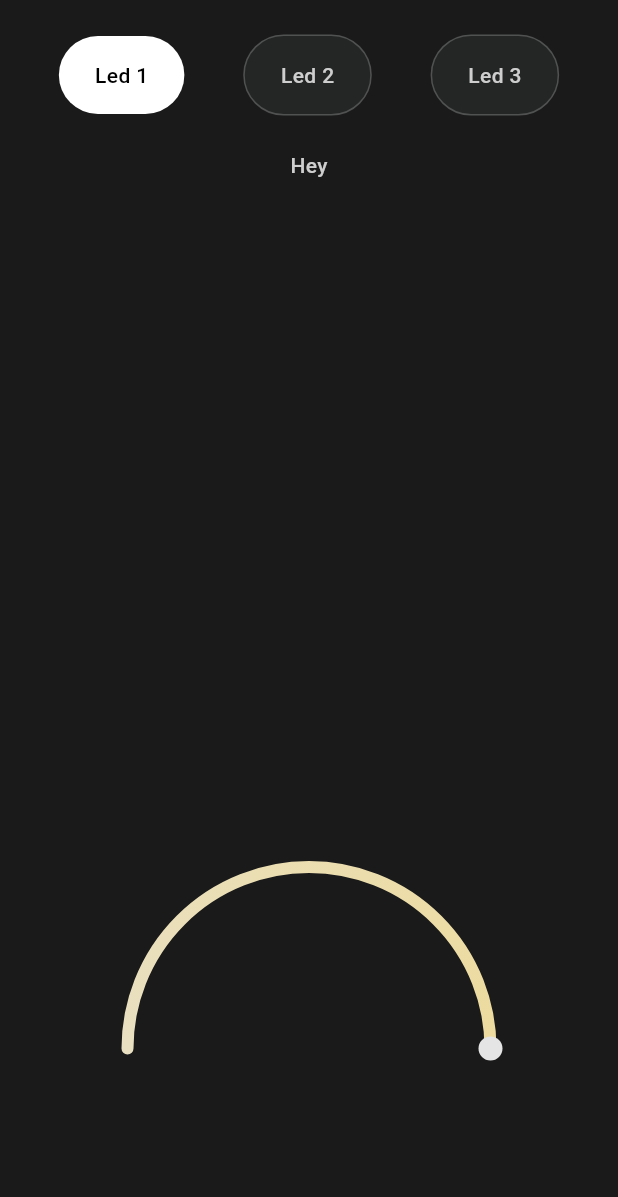
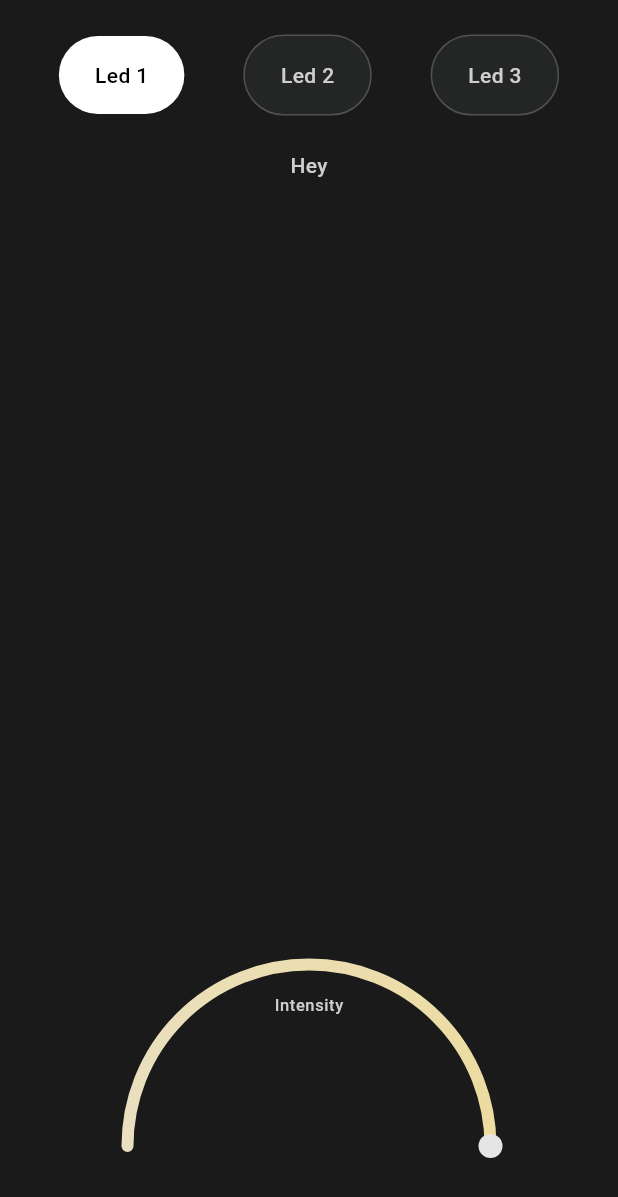
Before and after one commit to KenStarry/Flutter_IOT_Based_Smart_Lighting, a Flutter app: the screen it shows after launch, on a phone screen of 412 x 824 dp. Shown: the top 1197 px of the screen. Run offline on Flutter 3.47's test engine with Material 3 defaults, Android fonts, the phone set to English and light mode, and no system bars; drawn by our look-alikes of sleek_circular_slider; our stand-ins replace get; Roboto replaces fonts that are missing (DMSans).

Commit message:
Led intensity section improvements

```diff
--- a/lib/feature_home/presentation/components/led_intensity_section.dart
+++ b/lib/feature_home/presentation/components/led_intensity_section.dart
@@ -47,8 +47,13 @@ class _LedIntensitySectionState extends State<LedIntensitySection> {
             color:
             Theme.of(context).scaffoldBackgroundColor,
             shape: BoxShape.circle),
-        child: Center(
+        child: Column(
+          children: [
+            Text('Intensity', style: Theme.of(context).textTheme.bodySmall),
 
+            //  controls
+
+          ],
         ),
       ),
     );
--- a/lib/feature_home/presentation/home_page.dart
+++ b/lib/feature_home/presentation/home_page.dart
@@ -44,7 +44,19 @@ class _HomePageState extends State<HomePage> {
               Expanded(child: Text("Hey")),
 
               //  slider
-              LedIntensitySection()
+              Container(
+                  width: double.infinity,
+                  height: 200,
+                  color: Theme.of(context).scaffoldBackgroundColor,
+                  child: Stack(
+                    children: [
+                      Positioned.fill(
+                          bottom: -80,
+                          child: Align(
+                              alignment: Alignment.center,
+                              child: LedIntensitySection()))
+                    ],
+                  ))
             ],
           ),
         )),
```
